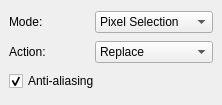
Above: krita/ui/forms/wdgselectionoptions.ui from KDE/krita before the change. Below: the same form after it.
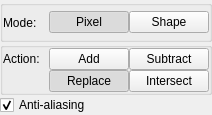
That is the form after the change.

Commit message: Dropdowns of SelectionOptions changed to buttons

Patch:
```diff
--- a/krita/ui/forms/wdgselectionoptions.ui
+++ b/krita/ui/forms/wdgselectionoptions.ui
@@ -1,24 +1,158 @@
 <ui version="4.0" >
  <class>WdgSelectionOptions</class>
- <widget class="QWidget" name="WdgSelectionOptions" >
-  <property name="geometry" >
+ <widget class="QWidget" name="WdgSelectionOptions">
+  <property name="geometry">
    <rect>
     <x>0</x>
     <y>0</y>
-    <width>222</width>
-    <height>105</height>
+    <width>212</width>
+    <height>115</height>
    </rect>
   </property>
-  <layout class="QGridLayout" >
-   <property name="margin" >
-    <number>9</number>
+  <layout class="QVBoxLayout" name="verticalLayout">
+   <property name="spacing">
+    <number>0</number>
    </property>
-   <property name="spacing" >
-    <number>6</number>
+   <property name="margin">
+    <number>0</number>
    </property>
-   <item row="2" column="0" colspan="2" >
-    <widget class="QCheckBox" name="chkAntiAliasing" >
-     <property name="text" >
+   <item>
+    <widget class="QGroupBox" name="modeGroupBox">
+     <property name="title">
+      <string/>
+     </property>
+     <layout class="QHBoxLayout" name="horizontalLayout">
+      <property name="spacing">
+       <number>0</number>
+      </property>
+      <property name="margin">
+       <number>0</number>
+      </property>
+      <item>
+       <widget class="QLabel" name="lblMode">
+        <property name="cursor">
+         <cursorShape>CrossCursor</cursorShape>
+        </property>
+        <property name="text">
+         <string>Mode:</string>
+        </property>
+       </widget>
+      </item>
+      <item>
+       <widget class="QPushButton" name="pixel">
+        <property name="text">
+         <string>Pixel</string>
+        </property>
+        <property name="checkable">
+         <bool>true</bool>
+        </property>
+        <property name="checked">
+         <bool>true</bool>
+        </property>
+        <property name="autoExclusive">
+         <bool>true</bool>
+        </property>
+       </widget>
+      </item>
+      <item>
+       <widget class="QPushButton" name="shape">
+        <property name="text">
+         <string>Shape</string>
+        </property>
+        <property name="checkable">
+         <bool>true</bool>
+        </property>
+        <property name="autoExclusive">
+         <bool>true</bool>
+        </property>
+       </widget>
+      </item>
+     </layout>
+    </widget>
+   </item>
+   <item>
+    <widget class="QGroupBox" name="actionGroupBox">
+     <property name="title">
+      <string/>
+     </property>
+     <layout class="QGridLayout" name="gridLayout">
+      <property name="margin">
+       <number>0</number>
+      </property>
+      <property name="spacing">
+       <number>0</number>
+      </property>
+      <item row="0" column="0">
+       <widget class="QLabel" name="lblAction">
+        <property name="text">
+         <string>Action:</string>
+        </property>
+        <property name="alignment">
+         <set>Qt::AlignLeading|Qt::AlignLeft|Qt::AlignVCenter</set>
+        </property>
+       </widget>
+      </item>
+      <item row="0" column="2">
+       <widget class="QPushButton" name="subtract">
+        <property name="text">
+         <string>Subtract</string>
+        </property>
+        <property name="checkable">
+         <bool>true</bool>
+        </property>
+        <property name="autoExclusive">
+         <bool>true</bool>
+        </property>
+       </widget>
+      </item>
+      <item row="1" column="1">
+       <widget class="QPushButton" name="replace">
+        <property name="text">
+         <string>Replace</string>
+        </property>
+        <property name="checkable">
+         <bool>true</bool>
+        </property>
+        <property name="checked">
+         <bool>true</bool>
+        </property>
+        <property name="autoExclusive">
+         <bool>true</bool>
+        </property>
+       </widget>
+      </item>
+      <item row="1" column="2">
+       <widget class="QPushButton" name="intersect">
+        <property name="text">
+         <string>Intersect</string>
+        </property>
+        <property name="checkable">
+         <bool>true</bool>
+        </property>
+        <property name="autoExclusive">
+         <bool>true</bool>
+        </property>
+       </widget>
+      </item>
+      <item row="0" column="1">
+       <widget class="QPushButton" name="add">
+        <property name="text">
+         <string>Add</string>
+        </property>
+        <property name="checkable">
+         <bool>true</bool>
+        </property>
+        <property name="autoExclusive">
+         <bool>true</bool>
+        </property>
+       </widget>
+      </item>
+     </layout>
+    </widget>
+   </item>
+   <item>
+    <widget class="QCheckBox" name="chkAntiAliasing">
+     <property name="text">
       <string>Anti-aliasing</string>
      </property>
      <property name="checked" >
@@ -26,72 +160,9 @@
      </property>
     </widget>
    </item>
-   <item row="1" column="1" >
-    <widget class="QComboBox" name="cmbAction" >
-     <item>
-      <property name="text" >
-       <string>Replace</string>
-      </property>
-     </item>
-     <item>
-      <property name="text" >
-       <string>Add</string>
-      </property>
-     </item>
-     <item>
-      <property name="text" >
-       <string>Subtract</string>
-      </property>
-     </item>
-     <item>
-      <property name="text" >
-       <string>Intersect</string>
-      </property>
-     </item>
-    </widget>
-   </item>
-   <item row="1" column="0" >
-    <widget class="QLabel" name="lblAction" >
-     <property name="text" >
-      <string>Action:</string>
-     </property>
-    </widget>
-   </item>
-   <item row="0" column="0" >
-    <widget class="QLabel" name="lblMode" >
-     <property name="cursor" >
-      <cursor>2</cursor>
-     </property>
-     <property name="text" >
-      <string>Mode:</string>
-     </property>
-    </widget>
-   </item>
-   <item row="0" column="1" >
-    <widget class="QComboBox" name="cmbMode" >
-     <property name="sizePolicy" >
-      <sizepolicy>
-       <hsizetype>0</hsizetype>
-       <vsizetype>0</vsizetype>
-       <horstretch>0</horstretch>
-       <verstretch>0</verstretch>
-      </sizepolicy>
-     </property>
-     <item>
-      <property name="text" >
-       <string>Pixel Selection</string>
-      </property>
-     </item>
-     <item>
-      <property name="text" >
-       <string>Vector Selection</string>
-      </property>
-     </item>
-    </widget>
-   </item>
   </layout>
  </widget>
- <layoutdefault spacing="6" margin="11" />
+ <layoutdefault spacing="6" margin="11"/>
  <resources/>
  <connections/>
 </ui>
```
Left out of the diff: 5 changed lines with no effect on the pictures. The commit also changes 2 other files.
